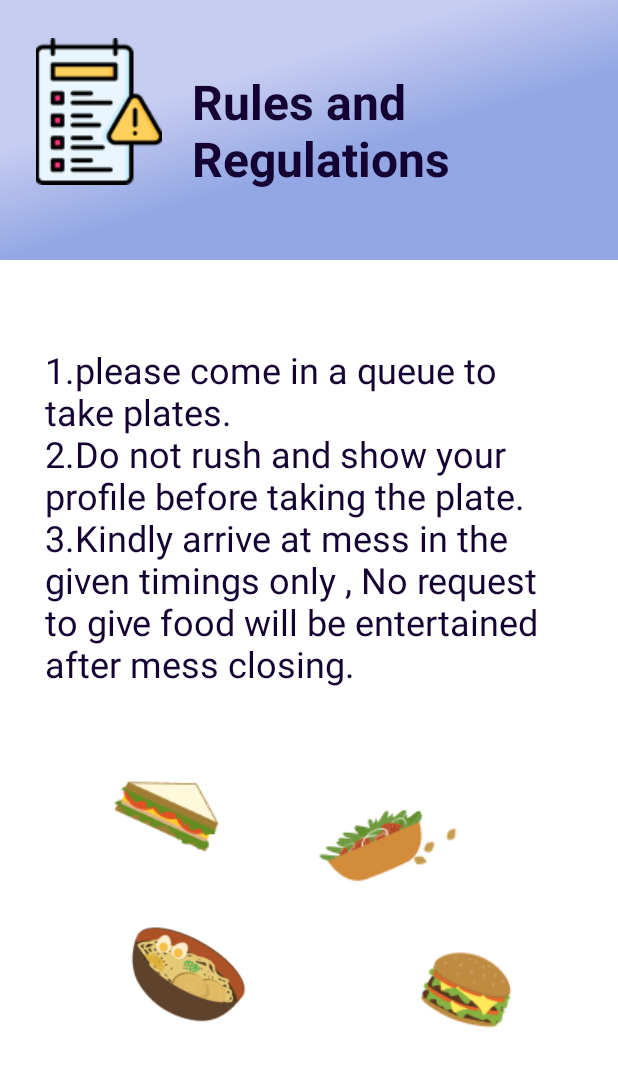
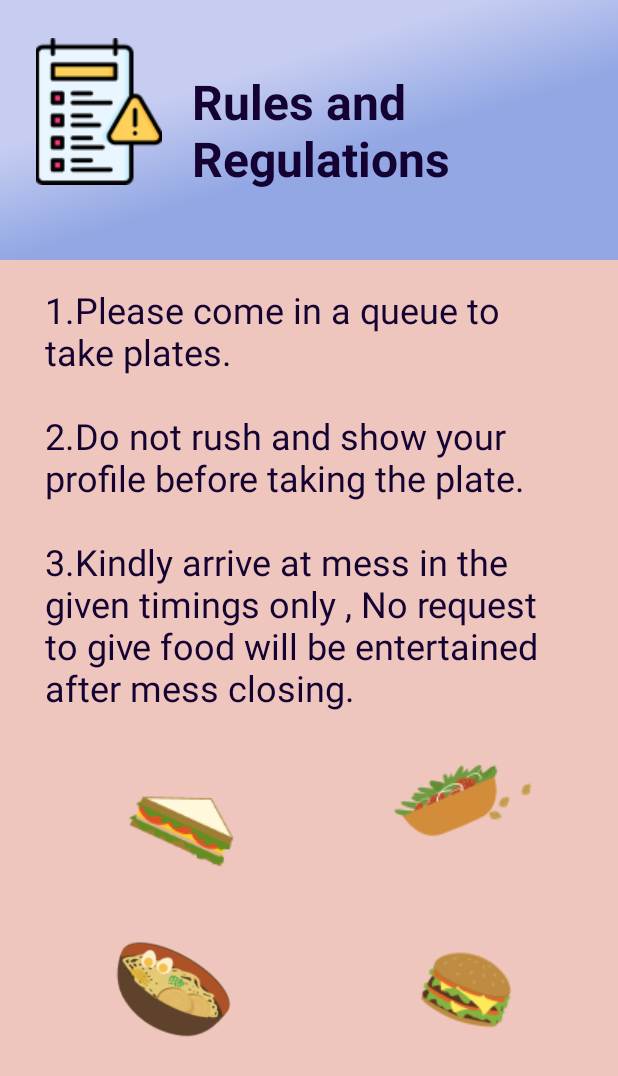
Before and after one commit to Androrubin/Mess_Maven, an Android app: the layout fragment_rules_fragment.xml on its own in the app's theme, with its tools: preview values and no code run, on a phone screen of 412 x 824 dp. Shown: the top 1076 px of the screen. Run offline under Robolectric (Android 15) with nearby library versions, the phone set to English and light mode, and no system bars.

Commit message:
rules and regulations optimization

```diff
--- a/app/src/main/res/layout/fragment_rules_fragment.xml
+++ b/app/src/main/res/layout/fragment_rules_fragment.xml
@@ -3,7 +3,8 @@
     xmlns:app="http://schemas.android.com/apk/res-auto"
     xmlns:tools="http://schemas.android.com/tools"
     android:layout_width="match_parent"
-    android:layout_height="match_parent">
+    android:layout_height="match_parent"
+    android:background="@color/Themelight">
     <ScrollView
         android:layout_width="match_parent"
         android:layout_height="match_parent">
@@ -45,18 +46,17 @@
                 android:layout_marginTop="25dp"/>
 
 
+            <TextView
+                android:layout_width="match_parent"
+                android:layout_height="match_parent"
+                android:layout_marginTop="160dp"
+                android:backgroundTint="@color/lightGrey"
+                android:elevation="200dp"
+                android:padding="30dp"
+                android:text="1.Please come in a queue to take plates.\n\n2.Do not rush and show your profile before taking the plate.\n\n3.Kindly arrive at mess in the given timings only , No request to give food will be entertained after mess closing."
+                android:textColor="@color/dark_blue"
+                android:textSize="24dp" />
 
-
-                    <TextView
-                        android:backgroundTint="@color/lightGrey"
-                        android:layout_width="match_parent"
-                        android:textSize="24dp"
-                        android:padding="30dp"
-                        android:layout_height="match_parent"
-                        android:textColor="@color/dark_blue"
-                        android:layout_marginTop="200dp"
-                        android:elevation="200dp"
-                        android:text="1.please come in a queue to take plates.\n2.Do not rush and show your profile before taking the plate.\n3.Kindly arrive at mess in the given timings only , No request to give food will be entertained after mess closing."/>
             <ImageView
                 android:layout_width="wrap_content"
                 android:layout_height="wrap_content"
@@ -67,20 +67,20 @@
                 android:layout_width="wrap_content"
                 android:layout_height="wrap_content"
                 android:src="@drawable/salad"
-                android:layout_marginStart="200dp"
-                android:layout_marginTop="500dp"/>
+                android:layout_marginStart="250dp"
+                android:layout_marginTop="470dp"/>
             <ImageView
                 android:layout_width="wrap_content"
                 android:layout_height="wrap_content"
                 android:src="@drawable/sandwich"
-                android:layout_marginStart="50dp"
-                android:layout_marginTop="500dp"/>
+                android:layout_marginStart="60dp"
+                android:layout_marginTop="510dp"/>
             <ImageView
                 android:layout_width="150dp"
                 android:layout_height="wrap_content"
                 android:src="@drawable/ramen"
-               android:layout_marginStart="50dp"
-                android:layout_marginTop="550dp"/>
+               android:layout_marginStart="40dp"
+                android:layout_marginTop="560dp"/>
             <!--        <androidx.cardview.widget.CardView-->
             <!--            -->
             <!--            android:layout_width="wrap_content"-->
--- a/app/src/main/res/values/colors.xml
+++ b/app/src/main/res/values/colors.xml
@@ -8,6 +8,7 @@
     <color name="black">#FF000000</color>
     <color name="white">#FFFFFFFF</color>
     <color name="lightGrey">#989797</color>
+    <color name="Themelight">#EFC6BD</color>
     <color name="ThemeColour">#eea08f</color>
     <color name="cream">#F7F5EB</color>
     <color name="dark_blue">#140332</color>
```
